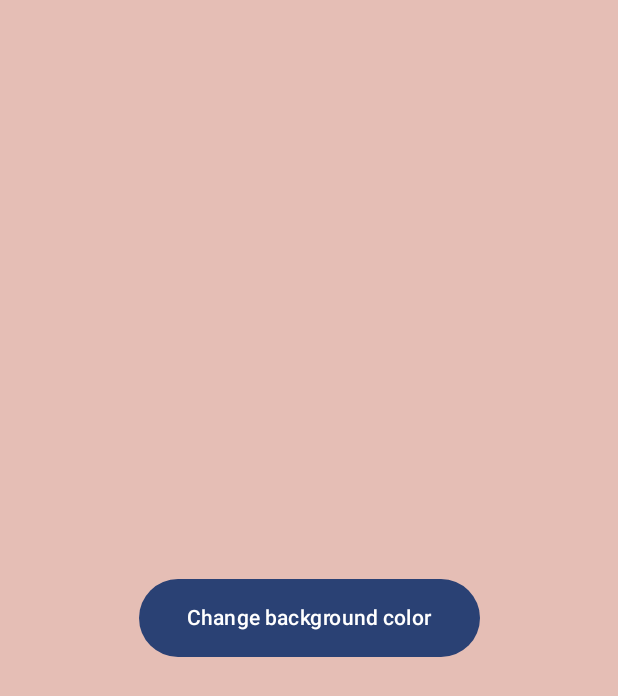
After one commit to SargisKhlopuzyan/AdvancedAndroid, an Android app built with Jetpack Compose: the MyCompose screen opened through its navigation route, on a phone screen of 412 x 824 dp. The commit adds this screen. Shown: the top 696 px of the screen. Run offline under Robolectric (Android 15) with nearby library versions, the phone set to English and light mode, and no system bars.

Commit message:
SavedStateHandle in ViewModel

```diff
--- a/app/src/main/java/com/sargis/khlopuzyan/advancedandroid/ui/MainNavigation.kt
+++ b/app/src/main/java/com/sargis/khlopuzyan/advancedandroid/ui/MainNavigation.kt
@@ -4,7 +4,8 @@ import androidx.compose.runtime.Composable
 import androidx.navigation.compose.NavHost
 import androidx.navigation.compose.composable
 import androidx.navigation.compose.rememberNavController
-import com.sargis.khlopuzyan.advancedandroid.viewmodel.CustomViewModelCompose
+import com.sargis.khlopuzyan.advancedandroid.viewmodel.MyCompose
+import com.sargis.khlopuzyan.advancedandroid.viewmodel.savedStateHandler.MySavedStateHandlerCompose
 
 @Composable
 fun MainNavigation() {
@@ -26,7 +27,10 @@ fun MainNavigation() {
 
         }
         composable(route = MainScreens.CustomViewModel.route) {
-            CustomViewModelCompose()
+            MyCompose()
+        }
+        composable(route = MainScreens.CustomViewModelWithSavedStateHandler.route) {
+            MySavedStateHandlerCompose()
         }
     }
 }
--- a/app/src/main/java/com/sargis/khlopuzyan/advancedandroid/ui/MainScreen.kt
+++ b/app/src/main/java/com/sargis/khlopuzyan/advancedandroid/ui/MainScreen.kt
@@ -84,6 +84,15 @@ fun MainScreen(navController: NavController) {
                     }
                 )
             }
+
+            item {
+                LazyGridItem(
+                    text = "Custom ViewModel with SavedStateHandler",
+                    onClick = {
+                        navController.navigate(MainScreens.CustomViewModelWithSavedStateHandler.route)
+                    }
+                )
+            }
         }
     }
 }
--- a/app/src/main/java/com/sargis/khlopuzyan/advancedandroid/ui/MainScreens.kt
+++ b/app/src/main/java/com/sargis/khlopuzyan/advancedandroid/ui/MainScreens.kt
@@ -6,4 +6,5 @@ sealed class MainScreens(val route: String) {
     object Continuation: MainScreens("continuation")
     object ThreadHandlerLooperThreadPool: MainScreens("thread_handler_looper_thread_pool")
     object CustomViewModel: MainScreens("custom_view_model")
+    object CustomViewModelWithSavedStateHandler: MainScreens("custom_view_model_with_saved_state_handler")
 }
--- /dev/null
+++ b/app/src/main/java/com/sargis/khlopuzyan/advancedandroid/viewmodel/MyCompose.kt
@@ -0,0 +1,58 @@
+package com.sargis.khlopuzyan.advancedandroid.viewmodel
+
+import androidx.compose.foundation.background
+import androidx.compose.foundation.layout.Arrangement
+import androidx.compose.foundation.layout.Column
+import androidx.compose.foundation.layout.fillMaxSize
+import androidx.compose.foundation.layout.padding
+import androidx.compose.foundation.layout.wrapContentSize
+import androidx.compose.material3.Button
+import androidx.compose.material3.Scaffold
+import androidx.compose.material3.Text
+import androidx.compose.runtime.Composable
+import androidx.compose.ui.Alignment
+import androidx.compose.ui.Modifier
+import androidx.compose.ui.unit.dp
+import androidx.lifecycle.ViewModel
+import androidx.lifecycle.ViewModelProvider
+import androidx.lifecycle.viewmodel.compose.viewModel
+
+@Composable
+fun MyCompose() {
+
+//    val myViewModel: MyViewModel = MyViewModel()
+//    val myViewModel: MyViewModel = viewModel<MyViewModel>()
+    val myViewModel: MyViewModel = viewModel<MyViewModel>(
+        factory = object : ViewModelProvider.Factory {
+            override fun <T : ViewModel> create(modelClass: Class<T>): T {
+                return MyViewModel(generateRandomColor()) as T
+            }
+        }
+    )
+
+    val color = myViewModel.backgroundColor
+
+    Scaffold(modifier = Modifier.fillMaxSize()) { innerPadding ->
+        Column(
+            modifier = Modifier
+                .fillMaxSize()
+                .padding(innerPadding)
+                .background(color),
+            horizontalAlignment = Alignment.CenterHorizontally,
+            verticalArrangement = Arrangement.Center
+        ) {
+            Button(
+                modifier = Modifier
+                    .wrapContentSize(),
+                onClick = {
+                    myViewModel.changeBackgroundColor()
+                }
+            ) {
+                Text(
+                    modifier = Modifier.padding(8.dp),
+                    text = "Change background color"
+                )
+            }
+        }
+    }
+}
--- a/app/src/main/java/com/sargis/khlopuzyan/advancedandroid/viewmodel/CustomViewModel.kt
+++ b/app/src/main/java/com/sargis/khlopuzyan/advancedandroid/viewmodel/MyViewModel.kt
@@ -9,7 +9,7 @@ import kotlin.random.Random
 
 //TODO-URL: https://www.youtube.com/watch?v=9sqvBydNJSg&ab_channel=PhilippLackner
 //TODO-URL: https://www.youtube.com/watch?v=nNv1a0nmOfk&ab_channel=SagarMalhotra
-class CustomViewModel(
+class MyViewModel(
     defaultColor: Color
 ) : ViewModel() {
 
```
Also changed, not shown: app/src/main/java/com/sargis/khlopuzyan/advancedandroid/viewmodel/savedStateHandler/MySavedStateHandleViewModel.kt (added, +26 -0 lines), app/src/main/java/com/sargis/khlopuzyan/advancedandroid/viewmodel/savedStateHandler/MySavedStateHandlerCompose.kt (renamed from app/src/main/java/com/sargis/khlopuzyan/advancedandroid/viewmodel/CustomViewModelCompose.kt, +20 -12 lines).
